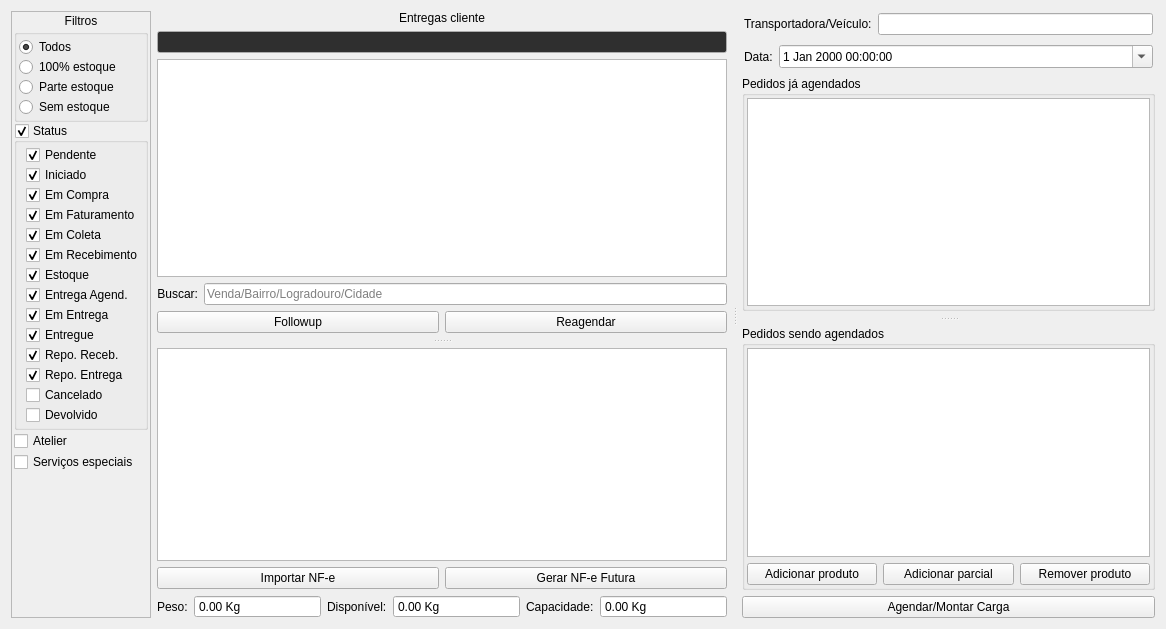
Before: the Qt Designer form ui/widgetlogisticaagendarentrega.ui in darktorres/ERP-STACCATO, drawn with Qt 5.
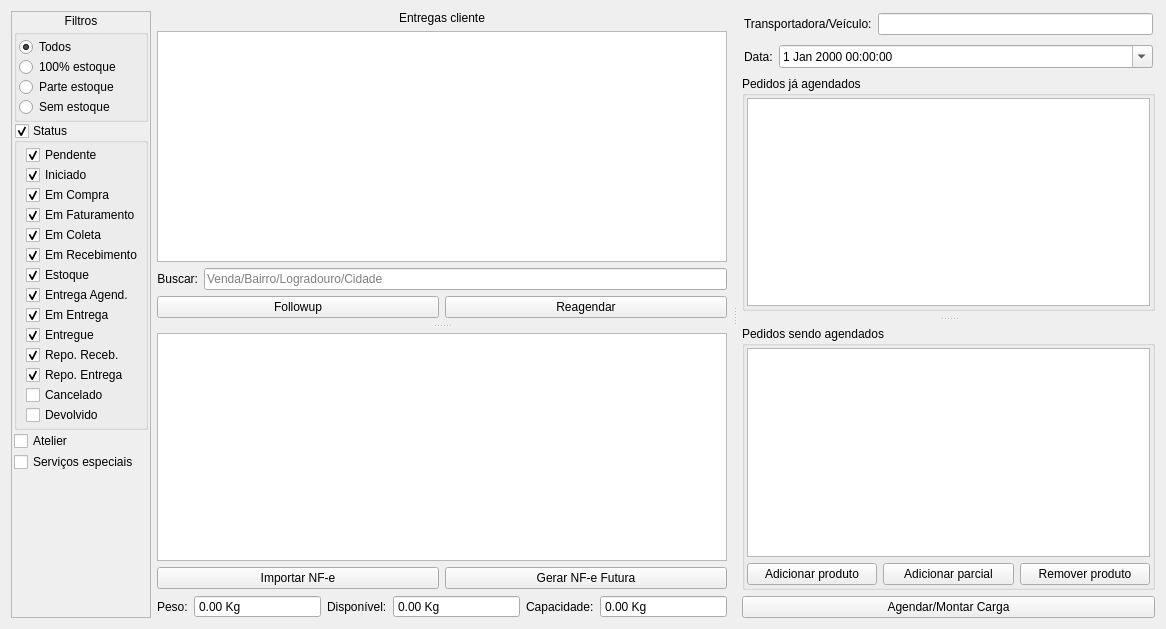
After: the same form once the commit is applied. Custom widgets are drawn as their Qt base class.

Commit message: Bloquear agendamento de pedidos não liberados

Diff of the .ui file:
```diff
--- a/ui/widgetlogisticaagendarentrega.ui
+++ b/ui/widgetlogisticaagendarentrega.ui
@@ -418,167 +418,6 @@
           </property>
          </widget>
         </item>
-        <item>
-         <widget class="QLineEdit" name="lineEditAviso">
-          <property name="enabled">
-           <bool>false</bool>
-          </property>
-          <property name="palette">
-           <palette>
-            <active>
-             <colorrole role="WindowText">
-              <brush brushstyle="SolidPattern">
-               <color alpha="255">
-                <red>255</red>
-                <green>0</green>
-                <blue>0</blue>
-               </color>
-              </brush>
-             </colorrole>
-             <colorrole role="Text">
-              <brush brushstyle="SolidPattern">
-               <color alpha="255">
-                <red>255</red>
-                <green>0</green>
-                <blue>0</blue>
-               </color>
-              </brush>
-             </colorrole>
-             <colorrole role="ButtonText">
-              <brush brushstyle="SolidPattern">
-               <color alpha="255">
-                <red>255</red>
-                <green>0</green>
-                <blue>0</blue>
-               </color>
-              </brush>
-             </colorrole>
-             <colorrole role="Base">
-              <brush brushstyle="SolidPattern">
-               <color alpha="255">
-                <red>51</red>
-                <green>51</green>
-                <blue>51</blue>
-               </color>
-              </brush>
-             </colorrole>
-             <colorrole role="PlaceholderText">
-              <brush brushstyle="SolidPattern">
-               <color alpha="255">
-                <red>255</red>
-                <green>0</green>
-                <blue>0</blue>
-               </color>
-              </brush>
-             </colorrole>
-            </active>
-            <inactive>
-             <colorrole role="WindowText">
-              <brush brushstyle="SolidPattern">
-               <color alpha="255">
-                <red>255</red>
-                <green>0</green>
-                <blue>0</blue>
-               </color>
-              </brush>
-             </colorrole>
-             <colorrole role="Text">
-              <brush brushstyle="SolidPattern">
-               <color alpha="255">
-                <red>255</red>
-                <green>0</green>
-                <blue>0</blue>
-               </color>
-              </brush>
-             </colorrole>
-             <colorrole role="ButtonText">
-              <brush brushstyle="SolidPattern">
-               <color alpha="255">
-                <red>255</red>
-                <green>0</green>
-                <blue>0</blue>
-               </color>
-              </brush>
-             </colorrole>
-             <colorrole role="Base">
-              <brush brushstyle="SolidPattern">
-               <color alpha="255">
-                <red>51</red>
-                <green>51</green>
-                <blue>51</blue>
-               </color>
-              </brush>
-             </colorrole>
-             <colorrole role="PlaceholderText">
-              <brush brushstyle="SolidPattern">
-               <color alpha="255">
-                <red>255</red>
-                <green>0</green>
-                <blue>0</blue>
-               </color>
-              </brush>
-             </colorrole>
-            </inactive>
-            <disabled>
-             <colorrole role="WindowText">
-              <brush brushstyle="SolidPattern">
-               <color alpha="255">
-                <red>255</red>
-                <green>0</green>
-                <blue>0</blue>
-               </color>
-              </brush>
-             </colorrole>
-             <colorrole role="Text">
-              <brush brushstyle="SolidPattern">
-               <color alpha="255">
-                <red>255</red>
-                <green>0</green>
-                <blue>0</blue>
-               </color>
-              </brush>
-             </colorrole>
-             <colorrole role="ButtonText">
-              <brush brushstyle="SolidPattern">
-               <color alpha="255">
-                <red>255</red>
-                <green>0</green>
-                <blue>0</blue>
-               </color>
-              </brush>
-             </colorrole>
-             <colorrole role="Base">
-              <brush brushstyle="SolidPattern">
-               <color alpha="255">
-                <red>47</red>
-                <green>47</green>
-                <blue>47</blue>
-               </color>
-              </brush>
-             </colorrole>
-             <colorrole role="PlaceholderText">
-              <brush brushstyle="SolidPattern">
-               <color alpha="255">
-                <red>255</red>
-                <green>0</green>
-                <blue>0</blue>
-               </color>
-              </brush>
-             </colorrole>
-            </disabled>
-           </palette>
-          </property>
-          <property name="styleSheet">
-           <string notr="true">color: rgb(255, 0, 0);</string>
-          </property>
-          <property name="alignment">
-           <set>Qt::AlignCenter</set>
-          </property>
-          <property name="readOnly">
-           <bool>true</bool>
-          </property>
-         </widget>
-        </item>
         <item>
          <widget class="TableView" name="tableVendas">
           <property name="mouseTracking">
@@ -1060,17 +899,17 @@
    <extends>QTableView</extends>
    <header>src/tableview.h</header>
   </customwidget>
+  <customwidget>
+   <class>LineEdit</class>
+   <extends>QLineEdit</extends>
+   <header>src/lineedit.h</header>
+  </customwidget>
   <customwidget>
    <class>ScrollArea</class>
    <extends>QScrollArea</extends>
    <header>src/scrollarea.h</header>
    <container>1</container>
   </customwidget>
-  <customwidget>
-   <class>LineEdit</class>
-   <extends>QLineEdit</extends>
-   <header>src/lineedit.h</header>
-  </customwidget>
   <customwidget>
    <class>ItemBox</class>
    <extends>QLineEdit</extends>
```
Left out of the diff: 1 changed line with no effect on the pictures. The commit also changes 2 other files.
